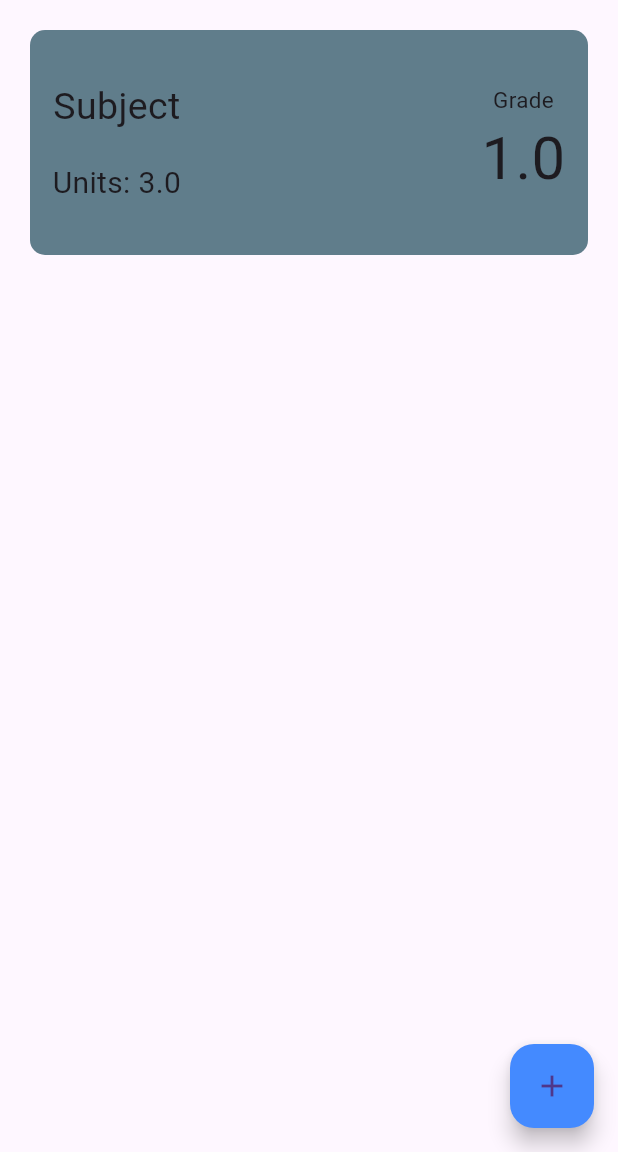
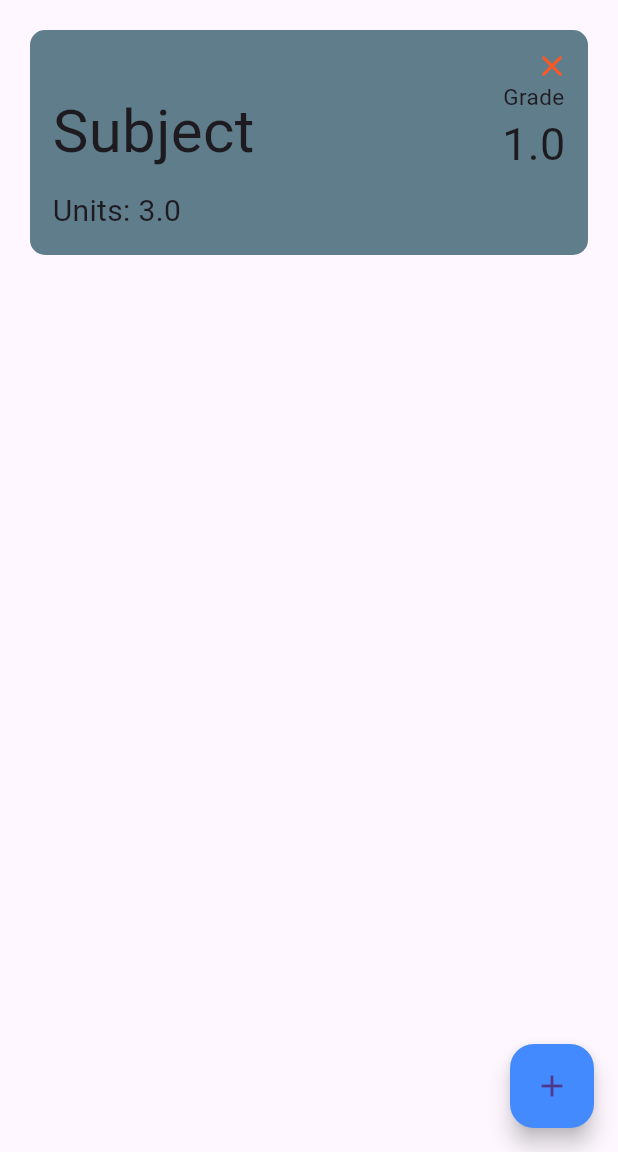
Before and after one commit to jamir4270/grade_calculator_app, a Flutter app: the screen it shows after launch, on a phone screen of 412 x 824 dp, the part 84-1236 px from its top. Run offline on Flutter 3.47's test engine with Material 3 defaults, Android fonts, the phone set to English and light mode, and no system bars.

Commit message:
Added a remove button in GradeTile

```diff
--- a/lib/components/grade_tile.dart
+++ b/lib/components/grade_tile.dart
@@ -7,6 +7,7 @@ class GradeTile extends StatelessWidget {
     required this.units,
     required this.grade,
     required this.onGradeTileTap,
+    required this.onExitPressed,
   });
 
   final String subjectName;
@@ -14,6 +15,7 @@ class GradeTile extends StatelessWidget {
   final double grade;
 
   VoidCallback onGradeTileTap;
+  VoidCallback onExitPressed;
 
   @override
   Widget build(BuildContext context) {
@@ -29,31 +31,56 @@ class GradeTile extends StatelessWidget {
             color: Colors.blueGrey,
             borderRadius: BorderRadius.circular(10),
           ),
-          child: Padding(
-            padding: const EdgeInsets.all(15.0),
+          child: Stack(
+            children: [
+              Padding(
+                padding: const EdgeInsets.only(
+                  left: 15.0,
+                  right: 15.0,
+                  bottom: 15.0,
+                ),
+                child: Column(
+                  children: [
+                    Flexible(child: Container()),
+                    Flexible(
+                      flex: 2,
                       child: Row(
                         mainAxisAlignment: MainAxisAlignment.spaceBetween,
                         children: [
+                          Text(subjectName, style: TextStyle(fontSize: 40)),
                           Column(
-                  mainAxisAlignment: MainAxisAlignment.spaceEvenly,
                             children: [
                               Text(
-                      subjectName,
-                      style: TextStyle(fontSize: 25),
+                                "Grade",
                                 textAlign: TextAlign.center,
+                                style: TextStyle(fontSize: 15),
                               ),
-                    Text("Units: $units", style: TextStyle(fontSize: 20)),
-                  ],
-                ),
-                Column(
-                  mainAxisAlignment: MainAxisAlignment.center,
-                  children: [
-                    Text("Grade", style: TextStyle(fontSize: 15)),
-                    Text("$grade", style: TextStyle(fontSize: 40)),
+                              Text("$grade", style: TextStyle(fontSize: 30)),
                             ],
                           ),
                         ],
                       ),
+                    ),
+                    Flexible(
+                      child: Align(
+                        alignment: Alignment.bottomLeft,
+                        child: Text(
+                          "Units: $units",
+                          style: TextStyle(fontSize: 20),
+                        ),
+                      ),
+                    ),
+                  ],
+                ),
+              ),
+              Align(
+                alignment: Alignment.topRight,
+                child: IconButton(
+                  onPressed: onExitPressed,
+                  icon: Icon(Icons.close_rounded, color: Colors.deepOrange),
+                ),
+              ),
+            ],
           ),
         ),
       ),
```
Also changed, not shown: lib/pages/home_page.dart (+58 -2 lines). Lines whose indentation alone changed are shown as unchanged.
